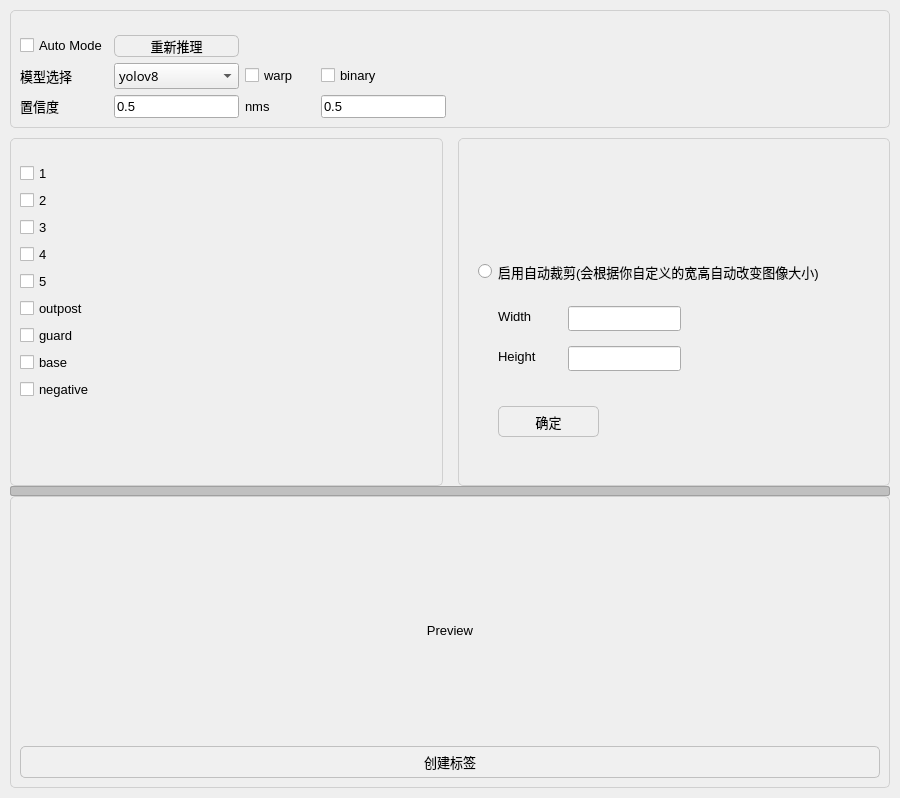
Above: ui/cls.ui from lovodllt/DatasetMaker before the change. Below: the same form after it.
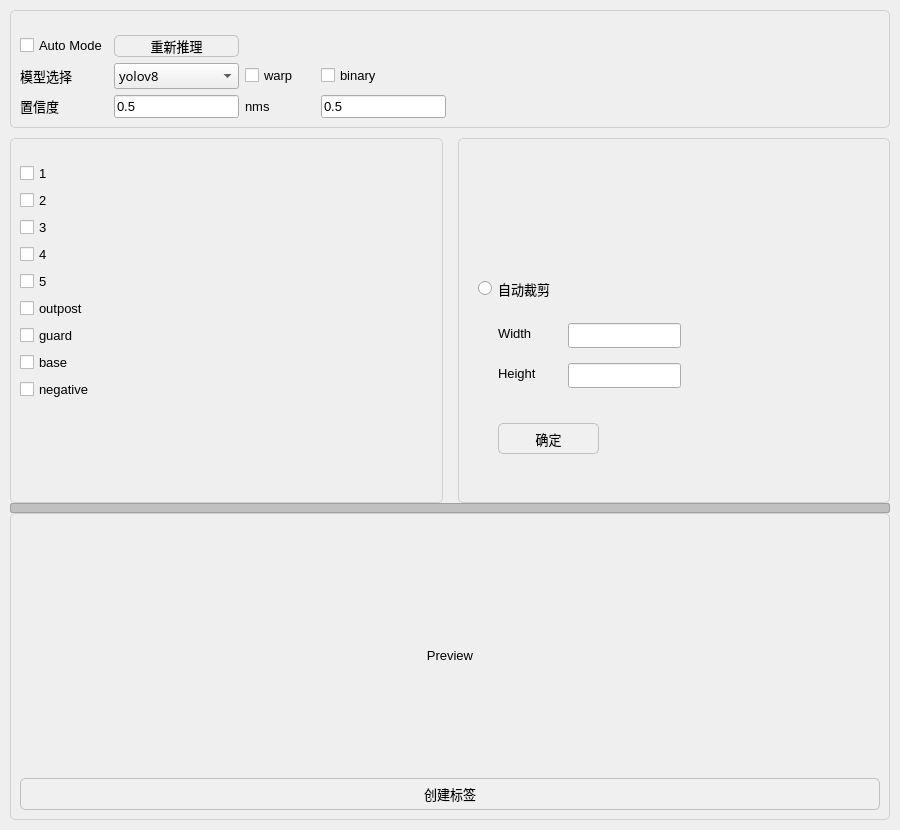
That is the form after the change.

```diff
--- a/ui/cls.ui
+++ b/ui/cls.ui
@@ -7,7 +7,7 @@
     <x>0</x>
     <y>0</y>
     <width>900</width>
-    <height>798</height>
+    <height>830</height>
    </rect>
   </property>
   <property name="sizePolicy">
@@ -554,7 +554,7 @@
               </rect>
              </property>
              <property name="text">
-              <string>启用自动裁剪(会根据你自定义的宽高自动改变图像大小)</string>
+              <string>自动裁剪</string>
              </property>
             </widget>
            </widget>
```
